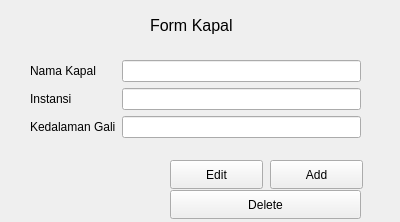
Yadija/tugas_visual_2, file formkapal.ui: the form before one commit.
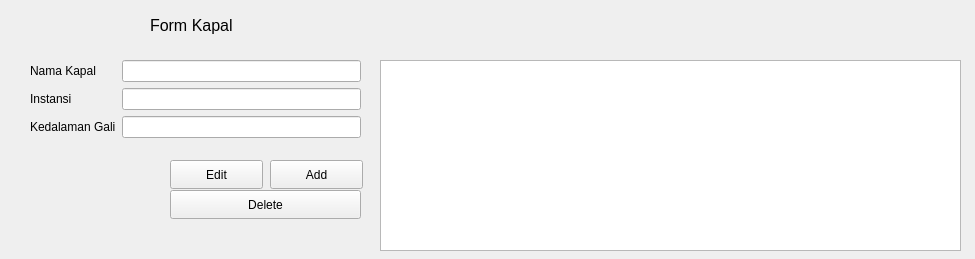
The form after the commit.

Commit message: ⚒️build: add table view, change message to form kapal

```diff
--- a/formkapal.ui
+++ b/formkapal.ui
@@ -6,8 +6,8 @@
    <rect>
     <x>0</x>
     <y>0</y>
-    <width>400</width>
-    <height>222</height>
+    <width>975</width>
+    <height>259</height>
    </rect>
   </property>
   <property name="windowTitle">
@@ -112,6 +112,16 @@
     <string>Form Kapal</string>
    </property>
   </widget>
+  <widget class="QTableView" name="tableKapal">
+   <property name="geometry">
+    <rect>
+     <x>380</x>
+     <y>60</y>
+     <width>581</width>
+     <height>191</height>
+    </rect>
+   </property>
+  </widget>
  </widget>
  <resources/>
  <connections/>
```
The commit also changes 2 other files.
